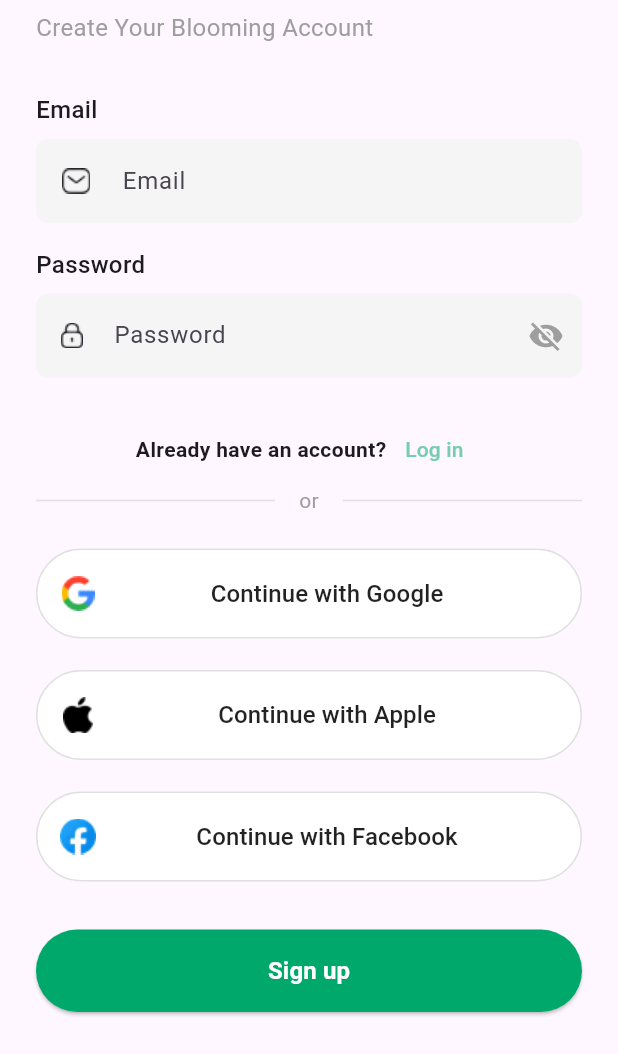
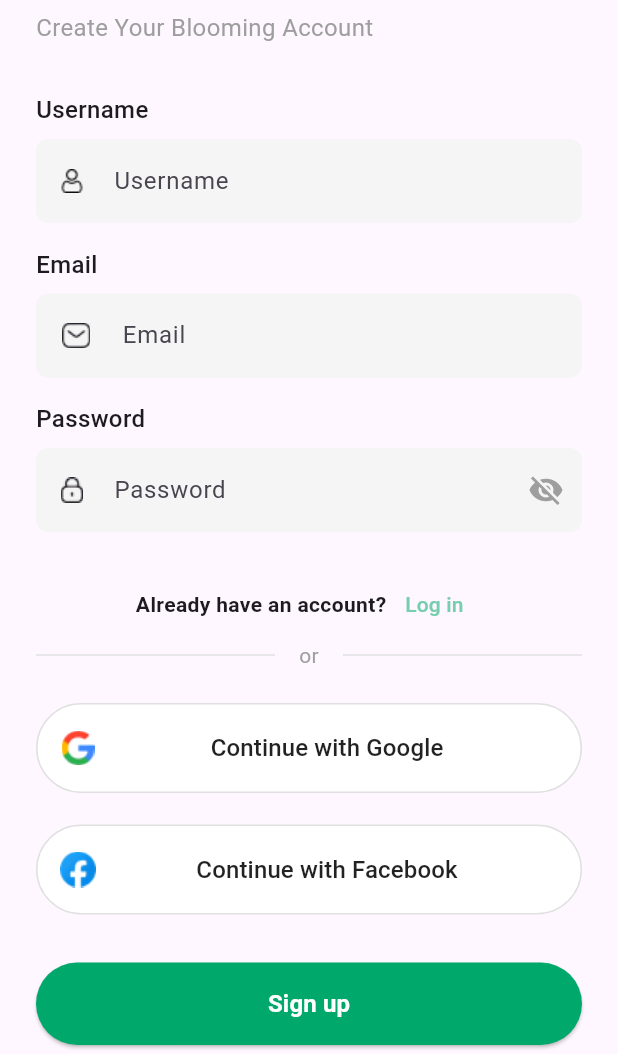
Before and after one commit to PBL-Semester-5-Kelompok-3/Flutter_TomScan, a Flutter app: the SignUpScreen screen opened by its route, after a tap on "Sign up", on a phone screen of 412 x 824 dp, the part 182-1236 px from its top. Run offline on Flutter 3.47's test engine with Material 3 defaults, Android fonts, the phone set to English and light mode, and no system bars; our stand-ins replace bloc, camera, carousel_slider, flutter_bloc, flutter_svg, google_fonts and 1 more.

Commit message:
fixxing sign up pafe

```diff
--- a/lib/ui/pages/sign_up.dart
+++ b/lib/ui/pages/sign_up.dart
@@ -6,7 +6,7 @@ import 'package:toma_scan/models/sign_up_form_model.dart';
 import 'package:toma_scan/shared/themes.dart';
 
 // Reusable text field component
-class CustomTextField extends StatelessWidget {
+class CustomTextField extends StatefulWidget {
   final String label;
   final String icon;
   final bool isPassword;
@@ -23,12 +23,20 @@ class CustomTextField extends StatelessWidget {
   });
 
   @override
+  _CustomTextFieldState createState() => _CustomTextFieldState();
+}
+
+class _CustomTextFieldState extends State<CustomTextField> {
+  // Menyimpan status apakah password terlihat atau tersembunyi
+  bool _isPasswordVisible = false;
+
+  @override
   Widget build(BuildContext context) {
     return Column(
       crossAxisAlignment: CrossAxisAlignment.start,
       children: [
         Text(
-          label,
+          widget.label,
           style: const TextStyle(
             fontSize: 16,
             fontWeight: FontWeight.w500,
@@ -36,30 +44,36 @@ class CustomTextField extends StatelessWidget {
         ),
         const SizedBox(height: 8),
         TextFormField(
-          controller: controller,
-          obscureText: isPassword,
+          controller: widget.controller,
+          obscureText: widget.isPassword
+              ? !_isPasswordVisible
+              : false, // Kontrol untuk menyembunyikan/menampilkan password
           decoration: InputDecoration(
-            hintText: label,
+            hintText: widget.label,
             border: OutlineInputBorder(
               borderRadius: BorderRadius.circular(8),
               borderSide: BorderSide.none,
             ),
             filled: true,
             fillColor: Colors.grey[100],
-            prefixIcon: Image.asset(icon),
-            suffixIcon: isPassword
+            prefixIcon: Image.asset(widget.icon),
+            suffixIcon: widget.isPassword
                 ? IconButton(
-                    icon: const Icon(
-                      Icons.visibility_off,
+                    icon: Icon(
+                      _isPasswordVisible
+                          ? Icons.visibility
+                          : Icons.visibility_off,
                       color: Colors.grey,
                     ),
                     onPressed: () {
-                      // Toggle password visibility
+                      setState(() {
+                        _isPasswordVisible = !_isPasswordVisible;
+                      });
                     },
                   )
                 : null,
           ),
-          validator: validator,
+          validator: widget.validator,
         ),
       ],
     );
@@ -171,12 +185,15 @@ class SignUpScreen extends StatefulWidget {
 
 class _SignUpScreenState extends State<SignUpScreen> {
   final _formKey = GlobalKey<FormState>();
+  final _usernameController = TextEditingController();
   final _emailController = TextEditingController();
   final _passwordController = TextEditingController();
   bool _isLoading = false;
 
   bool validate() {
-    if (_emailController.text.isEmpty || _passwordController.text.isEmpty) {
+    if (_emailController.text.isEmpty ||
+        _passwordController.text.isEmpty ||
+        _usernameController.text.isEmpty) {
       return false;
     }
     return true;
@@ -184,6 +201,7 @@ class _SignUpScreenState extends State<SignUpScreen> {
 
   @override
   void dispose() {
+    _usernameController.dispose();
     _emailController.dispose();
     _passwordController.dispose();
     super.dispose();
@@ -213,7 +231,7 @@ class _SignUpScreenState extends State<SignUpScreen> {
               _isLoading = false;
             });
             ScaffoldMessenger.of(context).showSnackBar(
-              SnackBar(content: Text(state.e)),
+              const SnackBar(content: Text('the email has already been taken')),
             );
           }
         },
@@ -254,6 +272,18 @@ class _SignUpScreenState extends State<SignUpScreen> {
                         ),
                       ),
                       const SizedBox(height: 32),
+                      CustomTextField(
+                        icon: 'assets/icons/user2.png',
+                        label: 'Username',
+                        controller: _usernameController,
+                        validator: (value) {
+                          if (value?.isEmpty ?? true) {
+                            return 'Please enter Username';
+                          }
+                          return null;
+                        },
+                      ),
+                      const SizedBox(height: 16),
                       CustomTextField(
                         icon: 'assets/icons/email.png',
                         label: 'Email',
@@ -330,12 +360,6 @@ class _SignUpScreenState extends State<SignUpScreen> {
                       ),
                       const SizedBox(height: 5),
                       SocialLoginButton(
-                        text: 'Continue with Apple',
-                        iconPath: 'assets/icons/apple.png',
-                        onPressed: () {},
-                      ),
-                      const SizedBox(height: 5),
-                      SocialLoginButton(
                         text: 'Continue with Facebook',
                         iconPath: 'assets/icons/facebook.png',
                         onPressed: () {},
@@ -345,7 +369,7 @@ class _SignUpScreenState extends State<SignUpScreen> {
                         onPressed: () {
                           if (validate()) {
                             final signUpData = SignUpFormModel(
-                              username: _emailController.text,
+                              username: _usernameController.text,
                               email: _emailController.text,
                               password: _passwordController.text,
                             );
```
Also changed, not shown: assets/icons/user2.png (added).
